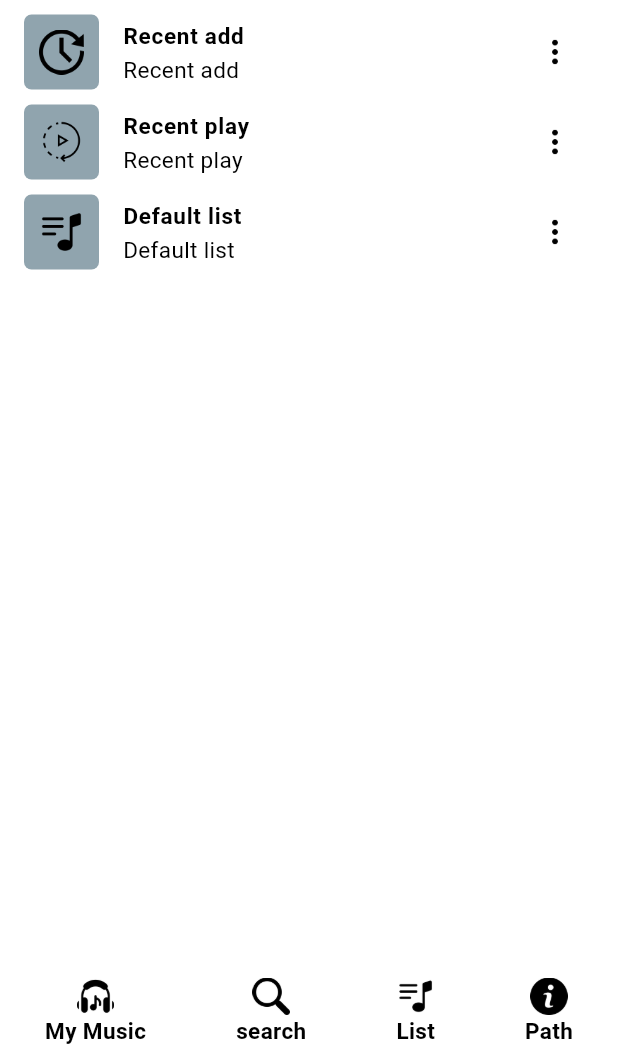
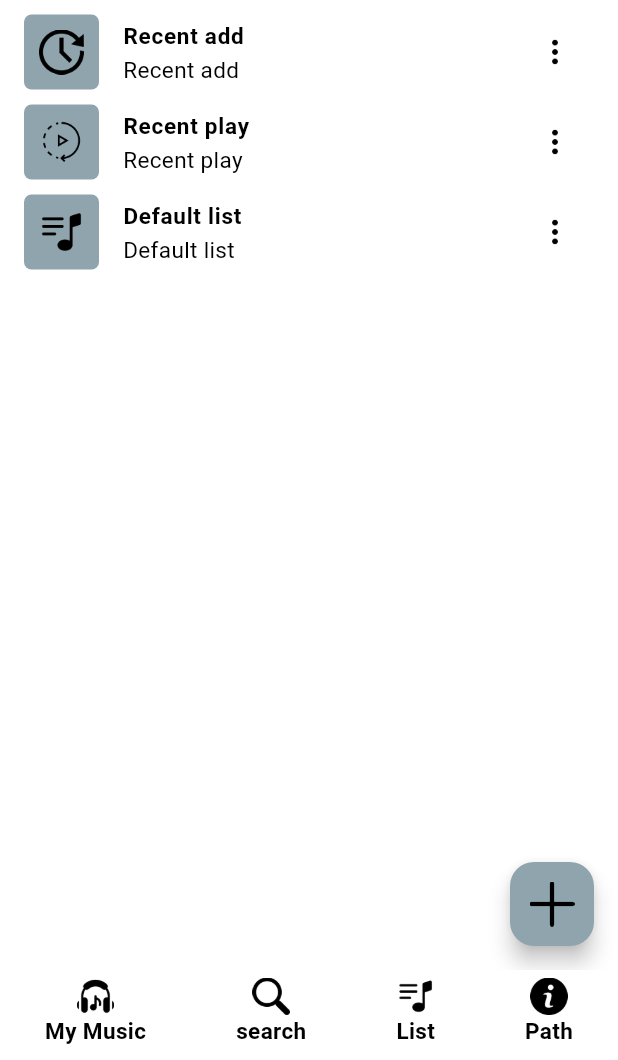
Before and after one commit to AmirDevD12/Music-Player, a Flutter app: the screen it shows after launch, swiped to page 3, on a phone screen of 412 x 824 dp, the part 176-1236 px from its top. Run offline on Flutter 3.47's test engine with Material 3 defaults, Android fonts, the phone set to English and light mode, and no system bars; our stand-ins replace bloc, flutter_bloc, get_it, google_fonts, hive, hive_flutter and 4 more; missing offline and left inert: checkbox_formfield; accounts and stored records are empty; Roboto replaces fonts that are missing (Ubuntu, ibm).

Commit message:
floating action

```diff
--- a/lib/bloc/play_list/play_list_bloc.dart
+++ b/lib/bloc/play_list/play_list_bloc.dart
@@ -23,6 +23,9 @@ class PlayListBloc extends Bloc<PlayListEvent, PlayListState> {
       // TODO: implement event handle
       emit(SelectListState());
     });
-
+    on<NewListEvent>((event, emit) {
+      // TODO: implement event handle
+      emit(NewListState());
+    });
   }
 }
--- a/lib/bloc/play_list/play_list_event.dart
+++ b/lib/bloc/play_list/play_list_event.dart
@@ -4,6 +4,5 @@ part of 'play_list_bloc.dart';
 abstract class PlayListEvent {}
 class AddFromListEvent extends PlayListEvent {}
 class ShowBoxEvent extends PlayListEvent {}
-class SelectListEvent extends PlayListEvent {
-
-}
+class SelectListEvent extends PlayListEvent {}
+class NewListEvent extends PlayListEvent {}
--- a/lib/bloc/play_list/play_list_state.dart
+++ b/lib/bloc/play_list/play_list_state.dart
@@ -7,3 +7,4 @@ class PlayListInitial extends PlayListState {}
 class AddFromListState extends PlayListState{}
 class ShowBoxState extends PlayListState{}
 class SelectListState extends PlayListState{}
+class NewListState extends PlayListState{}
--- a/lib/core/pageview_screen.dart
+++ b/lib/core/pageview_screen.dart
@@ -30,7 +30,7 @@ class _MyHomePageState extends State<MyHomePage> {
   final List<Widget> _list = <Widget>[
     const Center(child: PageViewSong()),
     const Center(child: SearchScreen()),
-    Center(child: ListSongBottomNavigation(show: false,)),
+    const Center(child: ListSongBottomNavigation(show: false,)),
     const Center(child: AlbumPage()),
   ];
 
--- a/lib/screen/bottum_navigation/list_song_bottomnav.dart
+++ b/lib/screen/bottum_navigation/list_song_bottomnav.dart
@@ -36,7 +36,7 @@ class _ListSongBottomNavigationState extends State<ListSongBottomNavigation> {
 
   Map<String,bool> boxc={"Favorite":false,"Recent add":false,"Default list":false};
 
-  String title="";
+  String nameNew="";
 @override
   void dispose() {
     // TODO: implement dispose
@@ -51,6 +51,54 @@ class _ListSongBottomNavigationState extends State<ListSongBottomNavigation> {
       BlocProvider.of<PlayListBloc>(context).add(ShowBoxEvent());
     }
     return Scaffold(
+      floatingActionButton: FloatingActionButton(
+        backgroundColor: themeProvider.isDarkMode?Colors.deepPurpleAccent:Colors.blueGrey.shade300,
+          onPressed:(){
+            showDialog(
+              context: context,
+              builder: (BuildContext context) {
+                return Expanded(
+                  child: AlertDialog(
+                    title: const Text('New Playlist'),
+                    content: TextField(
+                      onChanged: (value){
+                      nameNew=value;
+                      },
+                      decoration: const InputDecoration(labelText: "New Playlist",
+                        border: UnderlineInputBorder()
+                      ),
+                    ),
+                    actions: [
+                      ElevatedButton(
+                        onPressed: () {},
+                        child: const Text('CANCEL'),
+                      ),
+                      ElevatedButton(
+                        onPressed: () {
+
+                             setState(() {
+                               name.add(nameNew);
+                             });
+                        },
+                        child: const Text('ok'),
+                      ),
+                    ],
+                  ),
+                );
+              },
+            );
+
+          },
+        child: SizedBox(
+            width: 30,
+            height: 30,
+            child: Image.asset(
+              'assets/icon/plus.png',
+              color: themeProvider.isDarkMode
+                  ? Colors.white
+                  : Colors.black,
+            )) ,
+      ),
       bottomNavigationBar:
       widget.show?BlocBuilder<PlayListBloc, PlayListState>(
         builder: (context, state) {
@@ -128,7 +176,7 @@ class _ListSongBottomNavigationState extends State<ListSongBottomNavigation> {
                             )),
                       ),
                     )
-                  : SizedBox(),
+                  : const SizedBox(),
               Expanded(
                 flex: 10,
                 child: ListView.builder(
@@ -160,7 +208,7 @@ class _ListSongBottomNavigationState extends State<ListSongBottomNavigation> {
 
                                           } else {
                                             boxc[name[index]]=false;
-                                            title="";
+
                                             print("Icon Not Checked :(");
                                           }
 
@@ -224,7 +272,7 @@ class _ListSongBottomNavigationState extends State<ListSongBottomNavigation> {
                                       width: 30,
                                       height: 30,
                                       child: Image.asset(
-                                        path[index],
+                                        index>=path.length?path[path.length-1]:path[index],
                                         color: themeProvider.isDarkMode
                                             ? Colors.white
                                             : Colors.black,
```
